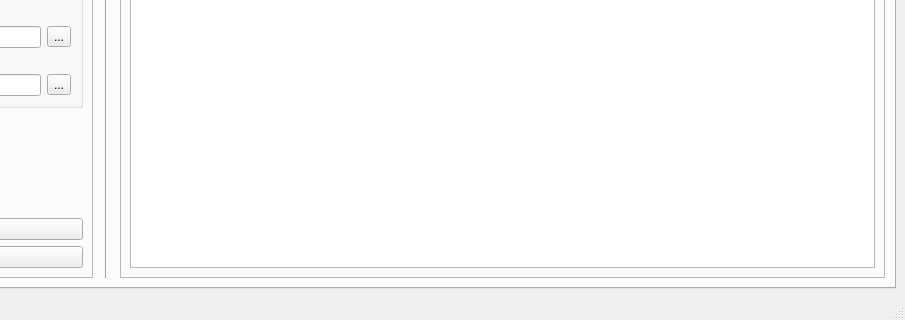
This is gui/fmmainmenu.ui in hospitaler17/attractors as Qt 5 draws it before an edit; both pictures show x 309 to 1214 and y 442 to 762 of the 1214 by 762 pixel window. The edited form follows.
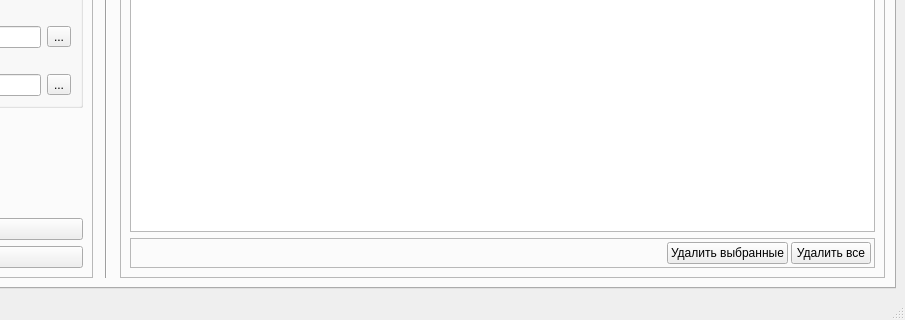
This is the edited form. Icons and pictures are not drawn.

```diff
--- a/gui/fmmainmenu.ui
+++ b/gui/fmmainmenu.ui
@@ -424,10 +424,82 @@
           <property name="frameShadow">
            <enum>QFrame::Raised</enum>
           </property>
-          <layout class="QHBoxLayout" name="horizontalLayout_4">
+          <layout class="QVBoxLayout" name="verticalLayout_4">
            <item>
             <widget class="QTableView" name="tableView"/>
            </item>
+           <item>
+            <widget class="QFrame" name="frame_buttons">
+             <property name="sizePolicy">
+              <sizepolicy hsizetype="Preferred" vsizetype="Preferred">
+               <horstretch>0</horstretch>
+               <verstretch>0</verstretch>
+              </sizepolicy>
+             </property>
+             <property name="frameShape">
+              <enum>QFrame::StyledPanel</enum>
+             </property>
+             <property name="frameShadow">
+              <enum>QFrame::Raised</enum>
+             </property>
+             <layout class="QHBoxLayout" name="horizontalLayout_4">
+              <property name="spacing">
+               <number>3</number>
+              </property>
+              <property name="leftMargin">
+               <number>3</number>
+              </property>
+              <property name="topMargin">
+               <number>3</number>
+              </property>
+              <property name="rightMargin">
+               <number>3</number>
+              </property>
+              <property name="bottomMargin">
+               <number>3</number>
+              </property>
+              <item>
+               <spacer name="horizontalSpacer">
+                <property name="orientation">
+                 <enum>Qt::Horizontal</enum>
+                </property>
+                <property name="sizeHint" stdset="0">
+                 <size>
+                  <width>40</width>
+                  <height>20</height>
+                 </size>
+                </property>
+               </spacer>
+              </item>
+              <item>
+               <widget class="QPushButton" name="pb_remove_current">
+                <property name="sizePolicy">
+                 <sizepolicy hsizetype="Minimum" vsizetype="Maximum">
+                  <horstretch>0</horstretch>
+                  <verstretch>0</verstretch>
+                 </sizepolicy>
+                </property>
+                <property name="text">
+                 <string>Удалить выбранные</string>
+                </property>
+               </widget>
+              </item>
+              <item>
+               <widget class="QPushButton" name="pb_remove_all">
+                <property name="sizePolicy">
+                 <sizepolicy hsizetype="Minimum" vsizetype="Maximum">
+                  <horstretch>0</horstretch>
+                  <verstretch>0</verstretch>
+                 </sizepolicy>
+                </property>
+                <property name="text">
+                 <string>Удалить все</string>
+                </property>
+               </widget>
+              </item>
+             </layout>
+            </widget>
+           </item>
           </layout>
          </widget>
         </item>
```
Left out of the diff: 10 changed lines with no effect on the pictures.
